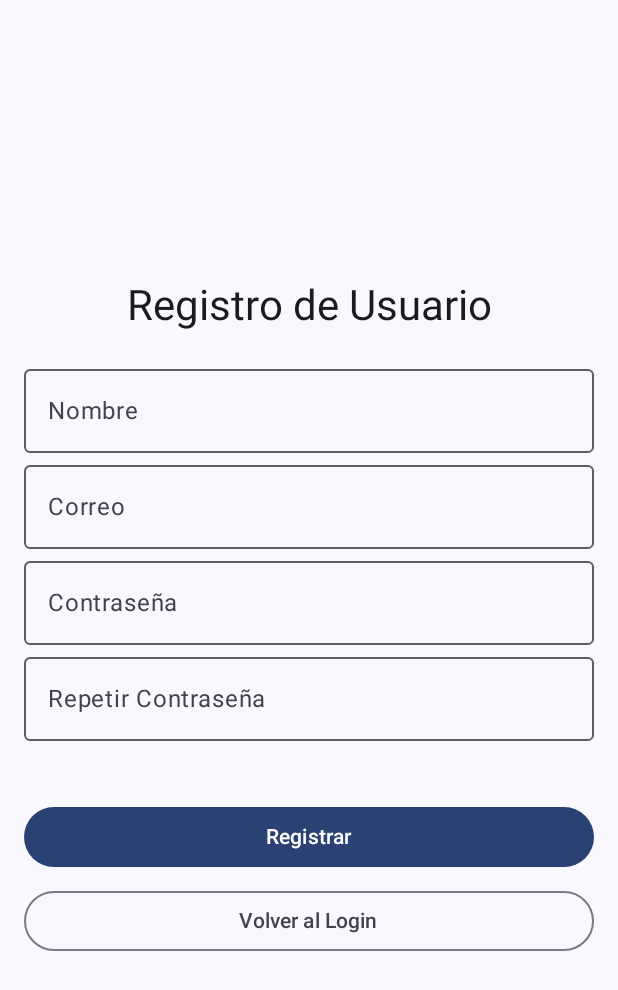
After one commit to Evelinmq/CiudadSecreta, an Android app built with Jetpack Compose: the RegisterScreen screen opened through its navigation route, on a phone screen of 412 x 824 dp. The commit adds this screen. Shown: the top 990 px of the screen. Run offline under Robolectric (Android 15) with nearby library versions, the phone set to English and light mode, and no system bars.

Commit message:
errores en el map screen y en el register view model

```diff
--- a/app/src/main/java/mx/edu/utez/ciudadsecreta/data/model/UsuarioRequest.kt
+++ b/app/src/main/java/mx/edu/utez/ciudadsecreta/data/model/UsuarioRequest.kt
@@ -4,7 +4,7 @@ import com.google.gson.annotations.SerializedName
 
 data class UsuarioRequest (
 
-    @SerializedName("nombreUsuario") val nombreUsuario: String,
+    @SerializedName("nombre") val nombre: String,
     @SerializedName("correo") val correo: String,
-    @SerializedName("password") val contrasena: String
+    @SerializedName("password") val password: String
 )
--- a/app/src/main/java/mx/edu/utez/ciudadsecreta/data/retrofit/ApiService.kt
+++ b/app/src/main/java/mx/edu/utez/ciudadsecreta/data/retrofit/ApiService.kt
@@ -1,6 +1,7 @@
 package mx.edu.utez.ciudadsecreta.data.retrofit
 
 import mx.edu.utez.ciudadsecreta.data.model.LoginRequest
+import mx.edu.utez.ciudadsecreta.data.model.UsuarioRequest
 import retrofit2.Response
 import retrofit2.http.Body
 import retrofit2.http.POST
@@ -9,4 +10,7 @@ interface ApiService {
 
     @POST("api/usuarios/login")
     suspend fun loginUsuario(@Body credentials: LoginRequest): Response<Void>
+    @POST("api/usuarios/registro")
+    suspend fun registrarUsuario(@Body user: UsuarioRequest): Response<Void>
+
 }
--- a/app/src/main/java/mx/edu/utez/ciudadsecreta/data/retrofit/RetrofitClient.kt
+++ b/app/src/main/java/mx/edu/utez/ciudadsecreta/data/retrofit/RetrofitClient.kt
@@ -5,7 +5,7 @@ import retrofit2.converter.gson.GsonConverterFactory
 
 object RetrofitClient {
 
-    private const val BASE_URL = "https://url/"
+    private const val BASE_URL = "http://192.168.1.76:5000/"
 
     val api: ApiService by lazy {
         Retrofit.Builder()
--- a/app/src/main/java/mx/edu/utez/ciudadsecreta/ui/nav/AppNavigation.kt
+++ b/app/src/main/java/mx/edu/utez/ciudadsecreta/ui/nav/AppNavigation.kt
@@ -16,8 +16,11 @@ import mx.edu.utez.ciudadsecreta.data.retrofit.ApiService
 import mx.edu.utez.ciudadsecreta.data.retrofit.RetrofitClient
 import mx.edu.utez.ciudadsecreta.repository.UserRepository
 import mx.edu.utez.ciudadsecreta.ui.screen.LoginScreen
+import mx.edu.utez.ciudadsecreta.ui.screen.RegisterScreen
 import mx.edu.utez.ciudadsecreta.viewmodel.LoginViewModel
 import mx.edu.utez.ciudadsecreta.viewmodel.factories.LoginViewModelFactory
+import mx.edu.utez.ciudadsecreta.viewmodel.RegisterViewModel
+import mx.edu.utez.ciudadsecreta.viewmodel.factories.RegisterViewModelFactory
 
 @OptIn(ExperimentalMaterial3Api::class)
 @Composable
@@ -31,6 +34,11 @@ fun AppNavigation() {
     val userRepository = UserRepository(apiService as ApiService)
 
     val loginViewModel: LoginViewModel = viewModel(factory = LoginViewModelFactory(userRepository))
+    val registerViewModel: RegisterViewModel = viewModel(factory = RegisterViewModelFactory(
+        userRepository
+    )
+    )
+
 
     val navBackStackEntry = navController.currentBackStackEntryAsState()
     val currentRoute = navBackStackEntry.value?.destination?.route
@@ -64,6 +72,20 @@ fun AppNavigation() {
                     }
                 )
             }
+            composable(Screen.Register.route) {
+                RegisterScreen(
+                    viewModel = registerViewModel,
+                    onRegistrationSuccess = {
+                        navController.navigate(Screen.Login.route) {
+                            popUpTo(Screen.Login.route) { inclusive = true }
+                        }
+                    },
+                    onNavigateBack = {
+                        // El usuario presionó "Volver"
+                        navController.popBackStack()
+                    }
+                )
+            }
         }
     }
 
--- a/app/src/main/java/mx/edu/utez/ciudadsecreta/ui/nav/Screen.kt
+++ b/app/src/main/java/mx/edu/utez/ciudadsecreta/ui/nav/Screen.kt
@@ -8,4 +8,5 @@ import androidx.compose.ui.graphics.vector.ImageVector
 
 sealed class Screen ( val route: String, val title: String, val icon: ImageVector) {
     object Login : Screen("login", "Login", Icons.Default.Lock)
+    object Register : Screen("register", "Registro", Icons.Default.Person)
 }
--- a/app/src/main/java/mx/edu/utez/ciudadsecreta/ui/screen/DialogAgregarRumor.kt
+++ b/app/src/main/java/mx/edu/utez/ciudadsecreta/ui/screen/DialogAgregarRumor.kt
@@ -7,6 +7,9 @@ import androidx.compose.material3.Text
 import androidx.compose.runtime.Composable
 import androidx.compose.runtime.mutableStateOf
 import androidx.compose.runtime.remember
+import androidx.compose.runtime.getValue
+import androidx.compose.runtime.setValue
+
 
 @Composable
 fun DialogAgregarRumor(
--- a/app/src/main/java/mx/edu/utez/ciudadsecreta/ui/screen/DialogEditarRumor.kt
+++ b/app/src/main/java/mx/edu/utez/ciudadsecreta/ui/screen/DialogEditarRumor.kt
@@ -7,6 +7,8 @@ import androidx.compose.material3.Text
 import androidx.compose.runtime.Composable
 import androidx.compose.runtime.mutableStateOf
 import androidx.compose.runtime.remember
+import androidx.compose.runtime.getValue
+import androidx.compose.runtime.setValue
 
 @Composable
 fun DialogEditarRumor(
--- /dev/null
+++ b/app/src/main/java/mx/edu/utez/ciudadsecreta/ui/screen/RegisterScreen.kt
@@ -0,0 +1,113 @@
+package mx.edu.utez.ciudadsecreta.ui.screen
+
+import androidx.compose.foundation.layout.*
+import androidx.compose.foundation.text.KeyboardOptions
+import androidx.compose.material3.*
+import androidx.compose.runtime.*
+import androidx.compose.ui.Alignment
+import androidx.compose.ui.Modifier
+import androidx.compose.ui.text.input.KeyboardType
+import androidx.compose.ui.text.input.PasswordVisualTransformation
+import androidx.compose.ui.unit.dp
+import mx.edu.utez.ciudadsecreta.viewmodel.RegisterViewModel
+
+
+@Composable
+fun RegisterScreen(
+    viewModel: RegisterViewModel,
+    onRegistrationSuccess: () -> Unit, // Callback al terminar registro
+    onNavigateBack: () -> Unit
+) {
+
+    LaunchedEffect(viewModel.isRegisterSuccess) {
+        if (viewModel.isRegisterSuccess) {
+            onRegistrationSuccess()
+            viewModel.isRegisterSuccess = false
+        }
+    }
+
+    Column(
+        modifier = Modifier
+            .fillMaxSize()
+            .padding(16.dp),
+        verticalArrangement = Arrangement.Center,
+        horizontalAlignment = Alignment.CenterHorizontally
+    ) {
+        Text(text = "Registro de Usuario", style = MaterialTheme.typography.headlineMedium)
+
+        Spacer(modifier = Modifier.height(16.dp))
+
+        // Nombre
+        OutlinedTextField(
+            value = viewModel.nombre,
+            onValueChange = { viewModel.nombre = it },
+            label = { Text("Nombre") },
+            modifier = Modifier.fillMaxWidth()
+        )
+
+        // correo
+        OutlinedTextField(
+            value = viewModel.correo,
+            onValueChange = { viewModel.correo = it },
+            label = { Text("Correo") },
+            modifier = Modifier.fillMaxWidth()
+        )
+
+        // Contraseña
+        OutlinedTextField(
+            value = viewModel.password,
+            onValueChange = { viewModel.password = it },
+            label = { Text("Contraseña") },
+            visualTransformation = PasswordVisualTransformation(),
+            modifier = Modifier.fillMaxWidth()
+        )
+
+        // Repetir Contraseña
+        OutlinedTextField(
+            value = viewModel.confirmPassword,
+            onValueChange = { viewModel.confirmPassword = it },
+            label = { Text("Repetir Contraseña") },
+            visualTransformation = PasswordVisualTransformation(),
+            modifier = Modifier.fillMaxWidth(),
+            isError = viewModel.password != viewModel.confirmPassword && viewModel.confirmPassword.isNotEmpty(),
+            supportingText = {
+                if (viewModel.password != viewModel.confirmPassword && viewModel.confirmPassword.isNotEmpty()) {
+                    Text("Las contraseñas no coinciden")
+                }
+            }
+        )
+
+        Spacer(modifier = Modifier.height(24.dp))
+
+        if (viewModel.isLoading) {
+            CircularProgressIndicator()
+        } else {
+            Button(
+                onClick = { viewModel.onRegisterClick() },
+                modifier = Modifier.fillMaxWidth()
+            ) {
+                Text("Registrar")
+            }
+
+            Spacer(modifier = Modifier.height(8.dp))
+
+            // Botón para cancelar / volver al login manualmente
+            OutlinedButton(
+                onClick = { onNavigateBack() },
+                modifier = Modifier.fillMaxWidth()
+            ) {
+                Text("Volver al Login")
+            }
+        }
+
+        // Mensajes de error/éxito
+        viewModel.errorMessage?.let {
+            Spacer(modifier = Modifier.height(8.dp))
+            Text(text = it, color = MaterialTheme.colorScheme.error)
+        }
+        viewModel.successMessage?.let {
+            Spacer(modifier = Modifier.height(8.dp))
+            Text(text = it, color = MaterialTheme.colorScheme.primary)
+        }
+    }
+}
--- a/app/src/main/java/mx/edu/utez/ciudadsecreta/viewmodel/MapViewModel.kt
+++ b/app/src/main/java/mx/edu/utez/ciudadsecreta/viewmodel/MapViewModel.kt
@@ -112,12 +112,12 @@ class MapViewModel(private val repo: PuntoRepository) : ViewModel() {
     }
 
     // abre diálogo para ver el rumor
-    fun abrirRumor(mensaje: String) {
+    /*fun abrirRumor(mensaje: String) {
         _uiState.value = MapUiState(
             showViewDialog = true,
             mensaje = mensaje
         )
-    }
+    }*/
 
     // Cerrar diálogo
     fun cerrarDialogos() {
--- /dev/null
+++ b/app/src/main/java/mx/edu/utez/ciudadsecreta/viewmodel/RegisterViewModel.kt
@@ -0,0 +1,71 @@
+package mx.edu.utez.ciudadsecreta.viewmodel
+
+import androidx.compose.runtime.getValue
+import androidx.compose.runtime.mutableStateOf
+import androidx.compose.runtime.setValue
+import androidx.lifecycle.ViewModel
+import androidx.lifecycle.viewModelScope
+import kotlinx.coroutines.launch
+import mx.edu.utez.ciudadsecreta.data.model.UsuarioRequest
+import mx.edu.utez.ciudadsecreta.repository.UserRepository
+
+class RegisterViewModel(private val repository: UserRepository) : ViewModel() {
+
+    // Estados para los campos de texto
+    var nombre by mutableStateOf("")
+    var correo by mutableStateOf("")
+    var password by mutableStateOf("")
+    var confirmPassword by mutableStateOf("")
+
+    // Estado para la UI (Carga y mensajes)
+    var isLoading by mutableStateOf(false)
+    var errorMessage by mutableStateOf<String?>(null)
+    var successMessage by mutableStateOf<String?>(null)
+    var isRegisterSuccess by mutableStateOf(false)
+
+    fun onRegisterClick() {
+        // 1. Validaciones Locales
+        if (nombre.isBlank() || correo.isBlank() || password.isBlank()) {
+            errorMessage = "Todos los campos son obligatorios"
+            return
+        }
+        if (password != confirmPassword) {
+            errorMessage = "Las contraseñas no coinciden"
+            return
+        }
+
+        // 2. Preparar datos y llamar al repo
+        isLoading = true
+        errorMessage = null
+        successMessage = null
+        isRegisterSuccess = false
+
+
+
+        val newUser = UsuarioRequest(
+            nombre = nombre,
+            correo = correo,
+            password = password
+        )
+
+        viewModelScope.launch {
+            val result = repository.registrarUsuario(newUser)
+            isLoading = false
+            result.onSuccess { msg ->
+                successMessage = msg
+                limpiarFormulario()
+                isRegisterSuccess = true
+            }.onFailure { error ->
+                errorMessage = error.message ?: "Error desconocido"
+            }
+        }
+    }
+
+    private fun limpiarFormulario() {
+        nombre = ""
+        correo = ""
+        password = ""
+        confirmPassword = ""
+
+    }
+}
--- /dev/null
+++ b/app/src/main/java/mx/edu/utez/ciudadsecreta/viewmodel/factories/RegisterViewModelFactory.kt
@@ -0,0 +1,20 @@
+package mx.edu.utez.ciudadsecreta.viewmodel.factories
+
+import androidx.lifecycle.ViewModel
+import androidx.lifecycle.ViewModelProvider
+import mx.edu.utez.ciudadsecreta.repository.UserRepository
+import mx.edu.utez.ciudadsecreta.viewmodel.RegisterViewModel
+
+
+class RegisterViewModelFactory(
+    private val repository: UserRepository
+) : ViewModelProvider.Factory {
+
+    @Suppress("UNCHECKED_CAST")
+    override fun <T : ViewModel> create(modelClass: Class<T>): T {
+        if (modelClass.isAssignableFrom(RegisterViewModel::class.java)) {
+            return RegisterViewModel(repository) as T
+        }
+        throw IllegalArgumentException("Unknown ViewModel class")
+    }
+}
```
